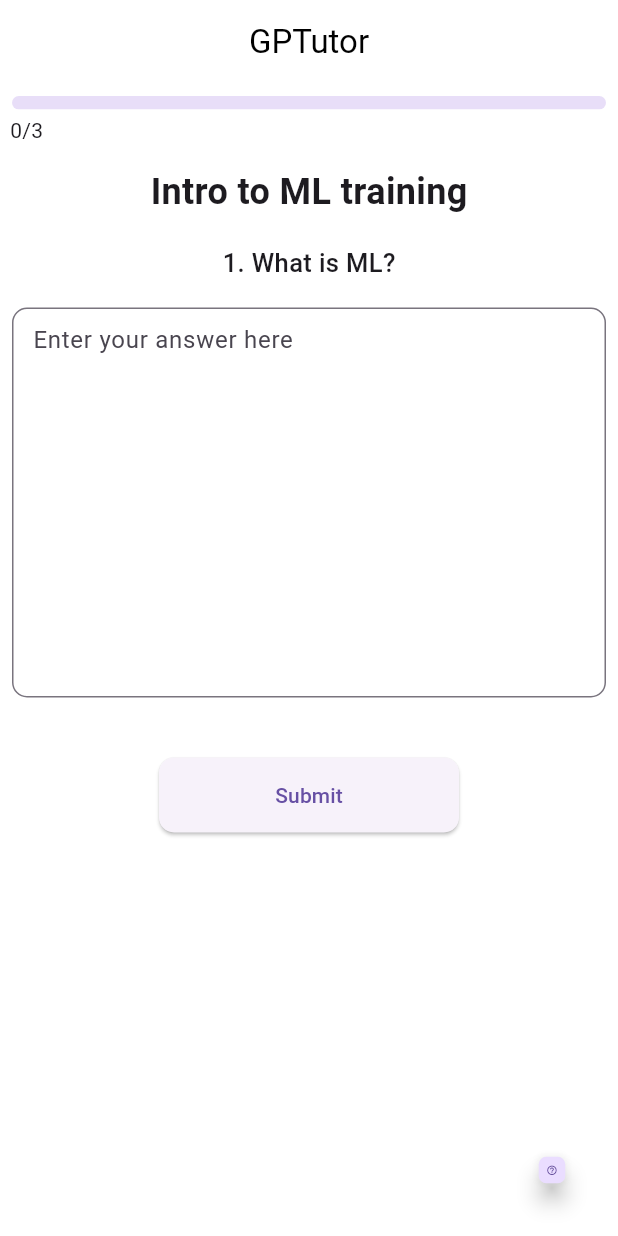
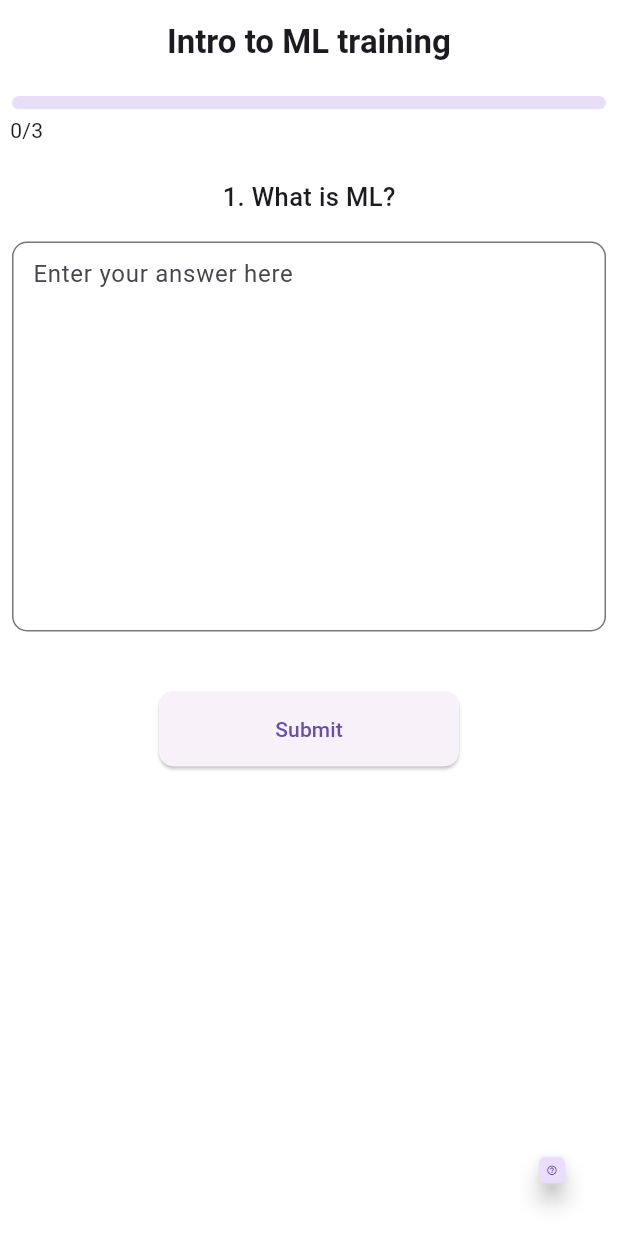
Before and after one commit to agakshay304/GPTutor, a Flutter app: the screen it shows after launch, after a tap on "Intro to ML training", on a phone screen of 412 x 824 dp. Run offline on Flutter 3.47's test engine with Material 2 defaults, Android fonts, the phone set to English and light mode, and no system bars; our stand-ins replace animate_do, flutter_riverpod, flutter_tts, loading_animation_widget; missing offline and left inert: flutter_animated_dialog; network calls fail.

Commit message:
CocoaPods Bug fixed finally

```diff
--- a/lib/home_page.dart
+++ b/lib/home_page.dart
@@ -299,9 +299,11 @@ class _HomePageState extends ConsumerState<HomePage> {
               elevation: 0,
               centerTitle: true,
               title: BounceInDown(
-                child: const Text(
-                  "GPTutor",
-                  style: TextStyle(color: Colors.black),
+                child: Text(
+                  topics[currentTopicIndex].name,
+                  style: TextStyle(
+                    fontWeight: FontWeight.bold,
+                  ),
                 ),
               ),
             ),
@@ -316,16 +318,16 @@ class _HomePageState extends ConsumerState<HomePage> {
                     const SizedBox(
                       height: 10,
                     ),
-                    Text(
-                      topics[currentTopicIndex].name,
-                      style: const TextStyle(
-                        fontSize: 24,
-                        fontWeight: FontWeight.bold,
-                      ),
-                    ),
-                    const SizedBox(
-                      height: 10,
-                    ),
+                    // Text(
+                    //   topics[currentTopicIndex].name,
+                    //   style: const TextStyle(
+                    //     fontSize: 24,
+                    //     fontWeight: FontWeight.bold,
+                    //   ),
+                    // ),
+                    // const SizedBox(
+                    //   height: 10,
+                    // ),
                     Padding(
                       padding: const EdgeInsets.all(8.0),
                       child: Text(
```
Also changed, not shown: 5 other files.
